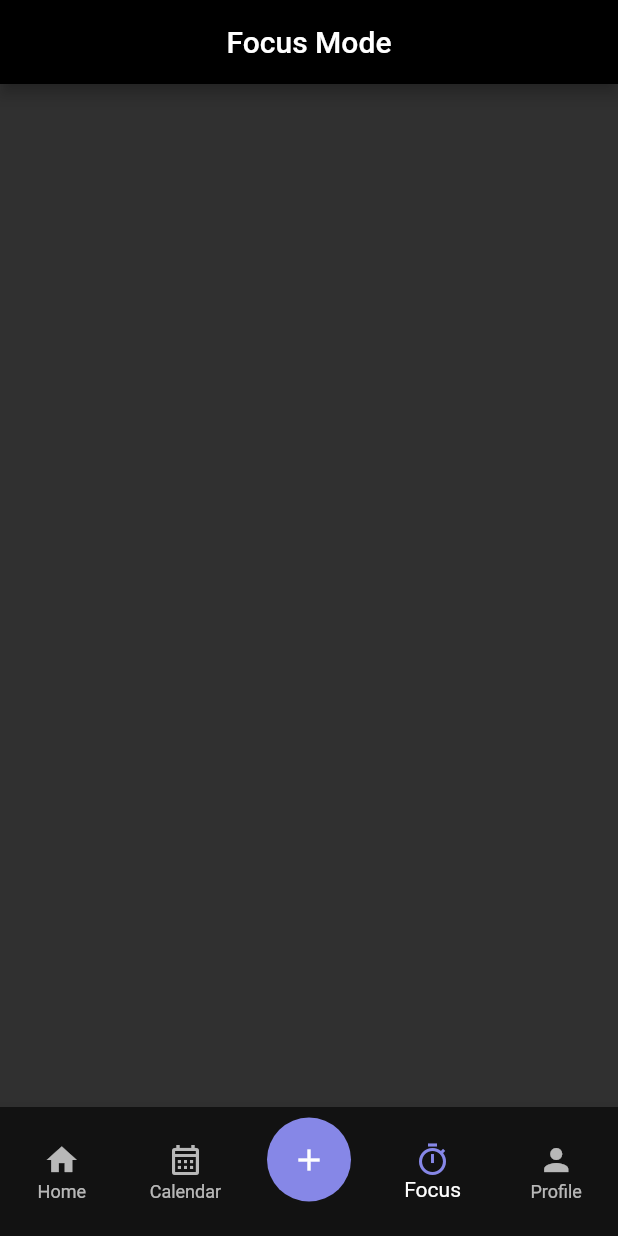
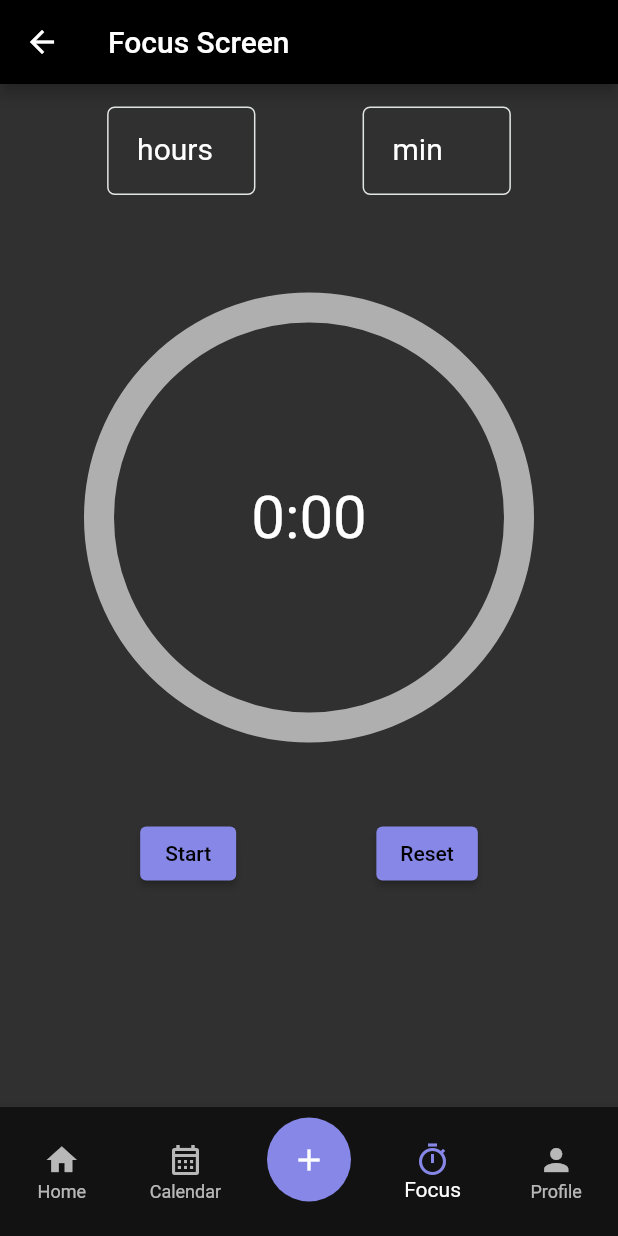
Before and after one commit to hashanranasinghe/ToDo-App, a Flutter app: the screen it shows once a user with an empty profile is signed in, item 4 of the bottom bar chosen, on a phone screen of 412 x 824 dp. Run offline on Flutter 3.47's test engine with Material 2 defaults, Android fonts, the phone set to English and light mode, and no system bars; drawn by our look-alikes of percent_indicator; our stand-ins replace cloud_firestore, firebase_auth, firebase_core, firebase_database, fluttertoast, shared_preferences; missing offline and left inert: flutter_clean_calendar; accounts and stored records are empty.

Commit message:
focus screen

```diff
--- a/lib/screens/focus/focus_screen.dart
+++ b/lib/screens/focus/focus_screen.dart
@@ -1,21 +1,159 @@
+import 'dart:async';
 import 'package:flutter/material.dart';
+import 'package:percent_indicator/circular_percent_indicator.dart';
+import 'package:shared_preferences/shared_preferences.dart';
+import 'package:todo_app/utils/constraints.dart';
+import 'package:todo_app/widgets/text_field.dart';
 
 class FocusScreen extends StatefulWidget {
-  const FocusScreen({Key? key}) : super(key: key);
+  const FocusScreen({super.key});
 
   @override
-  State<FocusScreen> createState() => _FocusScreenState();
+  _FocusScreenState createState() => _FocusScreenState();
 }
 
 class _FocusScreenState extends State<FocusScreen> {
+  int _hours = 0;
+  int _min = 0;
+  int _totalSeconds = 0;
+  int _secondsRemaining = 0;
+  bool _isPaused = true;
+  Timer? _timer;
+  TextEditingController hourController = TextEditingController();
+  TextEditingController minController = TextEditingController();
+
+  void _startTimer() {
+    setState(() {
+      _totalSeconds = _hours + _min;
+      _isPaused = false;
+      _secondsRemaining = _totalSeconds;
+      _saveTotalSeconds();
+    });
+
+    _timer = Timer.periodic(Duration(seconds: 1), (timer) {
+      setState(() {
+        if (_secondsRemaining > 0) {
+          _secondsRemaining--;
+        } else {
+          _isPaused = true;
+          timer.cancel();
+        }
+      });
+    });
+  }
+
+  void _pauseTimer() {
+    setState(() {
+      _isPaused = true;
+      _timer?.cancel();
+    });
+  }
+
+  void _resetTimer() {
+    setState(() {
+      _isPaused = true;
+      _timer?.cancel();
+      _totalSeconds = 0;
+      _secondsRemaining = 0;
+    });
+  }
+  @override
+  void initState() {
+    super.initState();
+    _loadTotalSeconds();
+  }
+
+  void _loadTotalSeconds() async {
+    SharedPreferences prefs = await SharedPreferences.getInstance();
+    setState(() {
+      _secondsRemaining = prefs.getInt('totalSeconds') ?? 0;
+    });
+  }
+  void _saveTotalSeconds() async {
+    SharedPreferences prefs = await SharedPreferences.getInstance();
+    prefs.setInt('totalSeconds', _secondsRemaining);
+  }
+
   @override
   Widget build(BuildContext context) {
+    final screenWidth = MediaQuery.of(context).size.width;
     return Scaffold(
+      resizeToAvoidBottomInset: false,
       appBar: AppBar(
-        automaticallyImplyLeading: false,
-        title: Text("Focus Mode"),
-        centerTitle: true,
+        title: Text("Focus Screen"),
+      ),
+      body: SingleChildScrollView(
+        child: Column(
+          mainAxisAlignment: MainAxisAlignment.center,
+          crossAxisAlignment: CrossAxisAlignment.center,
+          children: [
+            Row(
+              mainAxisAlignment: MainAxisAlignment.spaceEvenly,
+              children: [
+                SizedBox(
+                  width: screenWidth * 0.24,
+                  child: TextFieldWidget(
+                    keybordtype: TextInputType.number,
+                    label: "hours",
+                    onchange: (value) {
+                      setState(() {
+                        _hours = int.tryParse(value)! * 3600;
+                      });
+                    },
+                    valid: (value) {},
+                    save: (value) {},
+                    controller: hourController,
+                  ),
+                ),
+                SizedBox(
+                  width: screenWidth * 0.24,
+                  child: TextFieldWidget(
+                    keybordtype: TextInputType.number,
+                    label: "min",
+                    onchange: (value) {
+                      setState(() {
+                        _min = int.tryParse(value)! * 60;
+                      });
+                    },
+                    valid: (value) {},
+                    save: (value) {},
+                    controller: minController,
+                  ),
+                ),
+              ],
+            ),
+            SizedBox(height: 50),
+            CircularPercentIndicator(
+              backgroundColor: kPrimaryTextColor,
+              radius: 150.0,
+              lineWidth: 20.0,
+              percent: _secondsRemaining / _totalSeconds,
+              center: Text(
+                "${(_secondsRemaining / 60).floor()}:${(_secondsRemaining % 60).toString().padLeft(2, '0')}",
+                style: TextStyle(fontSize: 40),
+              ),
+              progressColor: kPrimaryButtonColor,
+            ),
+            SizedBox(height: 50),
+            Row(
+              mainAxisAlignment: MainAxisAlignment.spaceEvenly,
+              children: [
+                ElevatedButton(
+                  onPressed: _isPaused ? _startTimer : _pauseTimer,
+                  child: Text(_isPaused ? "Start" : "Pause"),
+                ),
+                ElevatedButton(
+                  onPressed: _resetTimer,
+                  child: Text("Reset"),
+                ),
+
+              ],
+            ),
+            SizedBox(height: 50),
+          ],
+        ),
       ),
     );
   }
+
 }
--- a/lib/widgets/bottom_navigation_bar.dart
+++ b/lib/widgets/bottom_navigation_bar.dart
@@ -66,7 +66,6 @@ class _BottomNavBarState extends State<BottomNavBar> {
   Widget build(BuildContext context) {
     final vm = Provider.of<CategoryListViewModel>(context);
     return Scaffold(
-      resizeToAvoidBottomInset: false,
       body: Stack(
         children: [
           _screens[_currentIndex],
--- a/pubspec.yaml
+++ b/pubspec.yaml
@@ -43,6 +43,8 @@ dependencies:
   cloud_firestore: ^4.4.5
   firebase_database: ^10.0.16
   fluttertoast: ^8.2.1
+  percent_indicator: ^4.2.3
+  shared_preferences: ^2.0.20
 
 dev_dependencies:
   flutter_test:
```
Also changed, not shown: pubspec.lock.
